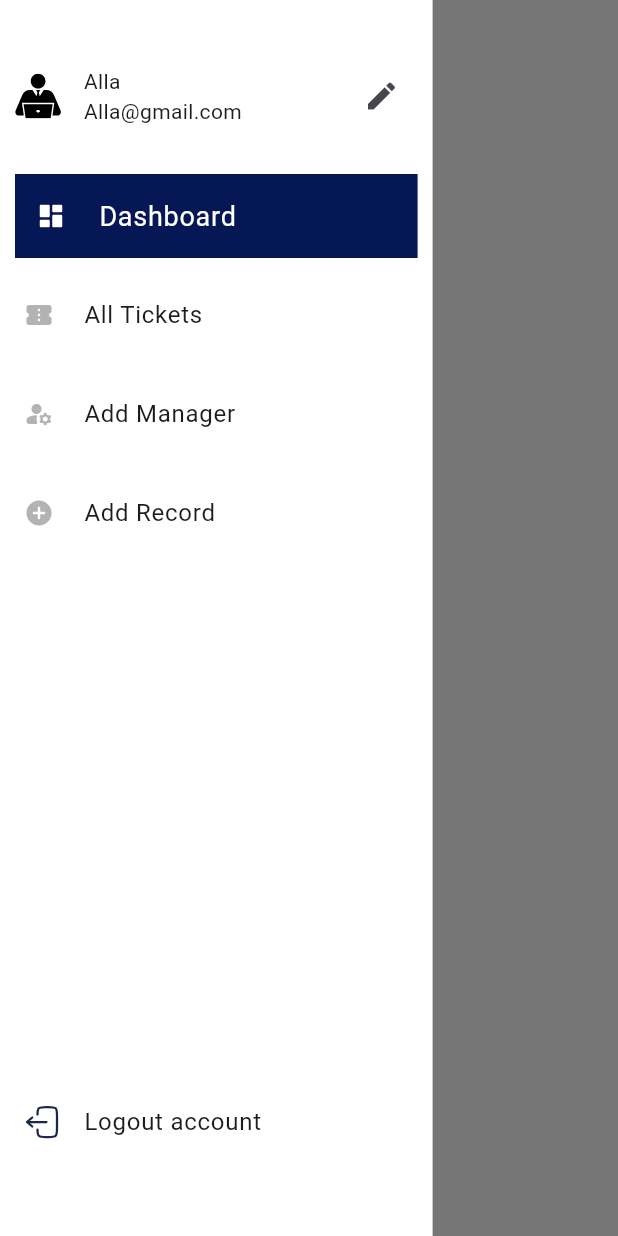
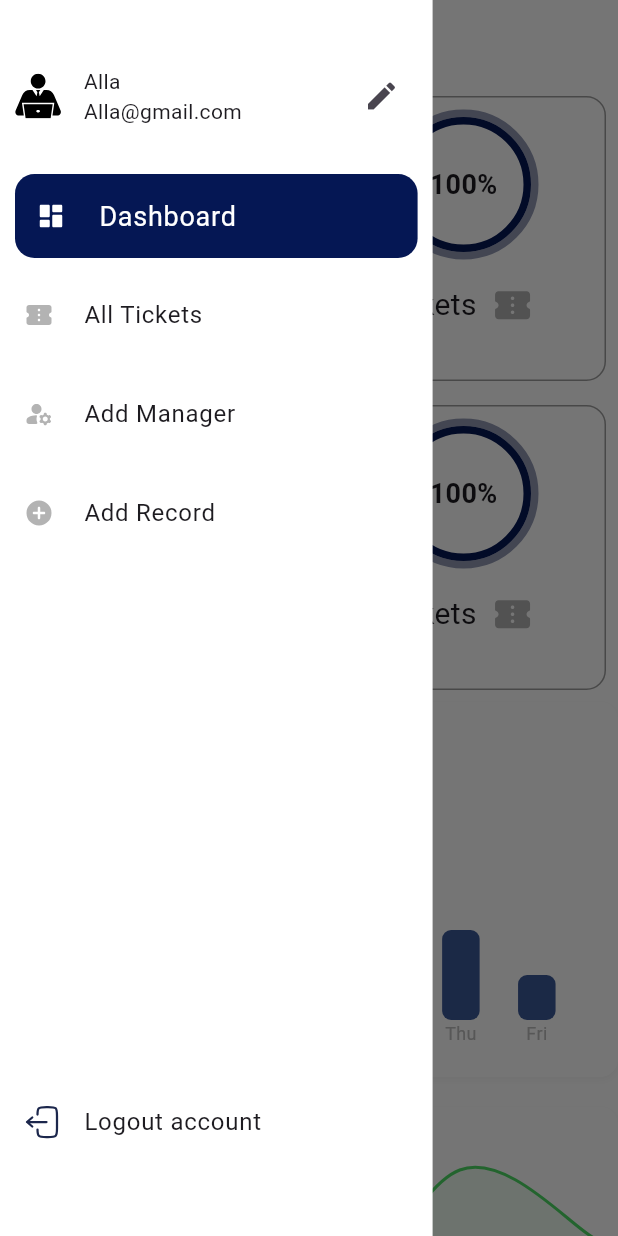
Before and after one commit to Ashraf50/admin-app, a Flutter app: the screen it shows after launch, with the side drawer open, on a phone screen of 412 x 824 dp. Run offline on Flutter 3.47's test engine with Material 3 defaults, Android fonts, the phone set to English and light mode, and no system bars; drawn by our look-alikes of fl_chart; our stand-ins replace flutter_svg, go_router.

Commit message:
graph and card in dashboard view done

```diff
--- a/lib/core/constant/app_styles.dart
+++ b/lib/core/constant/app_styles.dart
@@ -5,4 +5,8 @@ class AppStyles {
     fontSize: 18,
     color: Colors.white,
   );
+  static const TextStyle textStyle18bold = TextStyle(
+    fontSize: 18,
+    fontWeight: FontWeight.bold,
+  );
 }
--- /dev/null
+++ b/lib/features/dashboard/presentation/view/widget/custom_card.dart
@@ -0,0 +1,80 @@
+import 'package:admin_app/core/constant/app_styles.dart';
+import 'package:flutter/material.dart';
+import 'package:flutter_svg/svg.dart';
+import '../../../../../core/constant/app_colors.dart';
+import '../../../../../core/constant/app_images.dart';
+
+class CustomCard extends StatelessWidget {
+  const CustomCard({super.key});
+
+  @override
+  Widget build(BuildContext context) {
+    return Container(
+      padding: const EdgeInsets.all(8),
+      margin: const EdgeInsets.all(8),
+      decoration: BoxDecoration(
+        border: Border.all(color: Colors.grey),
+        borderRadius: BorderRadius.circular(13),
+      ),
+      child: Column(
+        children: [
+          Container(
+            width: 100,
+            height: 100,
+            decoration: BoxDecoration(
+              shape: BoxShape.circle,
+              color: Colors.white,
+              border: Border.all(
+                color: const Color(0xff9198B3),
+                width: 5,
+              ),
+            ),
+            child: Container(
+              decoration: BoxDecoration(
+                shape: BoxShape.circle,
+                border: Border.all(
+                  color: AppColors.buttonDrawer,
+                  width: 5,
+                ),
+              ),
+              child: const Center(
+                child: Text(
+                  "100%",
+                  style: AppStyles.textStyle18bold,
+                ),
+              ),
+            ),
+          ),
+          const SizedBox(
+            height: 16,
+          ),
+          Row(
+            children: [
+              const Text(
+                "All Tickets",
+                style: TextStyle(fontSize: 20),
+              ),
+              const SizedBox(
+                width: 10,
+              ),
+              SvgPicture.asset(
+                Assets.ticket,
+                height: 28,
+              )
+            ],
+          ),
+          const Align(
+            alignment: Alignment.bottomLeft,
+            child: Text(
+              "10",
+              style: TextStyle(
+                fontSize: 24,
+                fontWeight: FontWeight.bold,
+              ),
+            ),
+          )
+        ],
+      ),
+    );
+  }
+}
--- a/lib/features/dashboard/presentation/view/widget/dashboard_view_body.dart
+++ b/lib/features/dashboard/presentation/view/widget/dashboard_view_body.dart
@@ -1,5 +1,7 @@
 import 'package:admin_app/core/widget/custom_scaffold.dart';
+import 'package:admin_app/features/dashboard/presentation/view/widget/graph.dart';
 import 'package:flutter/material.dart';
+import 'custom_card.dart';
 
 class DashboardViewBody extends StatelessWidget {
   const DashboardViewBody({super.key});
@@ -9,7 +11,21 @@ class DashboardViewBody extends StatelessWidget {
     return CustomScaffold(
       backgroundColor: Colors.white,
       body: ListView(
-        children: const [],
+        children: [
+          GridView.builder(
+            gridDelegate: SliverGridDelegateWithFixedCrossAxisCount(
+              crossAxisCount:
+                  (MediaQuery.of(context).size.width ~/ 200).toInt(),
+            ),
+            shrinkWrap: true,
+            physics: const NeverScrollableScrollPhysics(),
+            itemCount: 4,
+            itemBuilder: (context, index) {
+              return const CustomCard();
+            },
+          ),
+          const ChartsDashboard(),
+        ],
       ),
     );
   }
--- /dev/null
+++ b/lib/features/dashboard/presentation/view/widget/graph.dart
@@ -0,0 +1,226 @@
+import 'package:flutter/material.dart';
+import 'package:fl_chart/fl_chart.dart';
+
+class ChartsDashboard extends StatelessWidget {
+  const ChartsDashboard({super.key});
+
+  @override
+  Widget build(BuildContext context) {
+    return Column(
+      children: [
+        _buildDailyResponseChart(),
+        const SizedBox(height: 20),
+        _buildAnnualTicketsChart(),
+      ],
+    );
+  }
+
+  Widget _buildDailyResponseChart() {
+    return Container(
+      height: 250,
+      padding: const EdgeInsets.all(16),
+      decoration: BoxDecoration(
+        color: Colors.white,
+        borderRadius: BorderRadius.circular(12),
+        boxShadow: [
+          BoxShadow(
+            color: Colors.grey.withOpacity(0.1),
+            blurRadius: 4,
+            offset: const Offset(0, 2),
+          ),
+        ],
+      ),
+      child: Column(
+        crossAxisAlignment: CrossAxisAlignment.start,
+        children: [
+          const Text(
+            'Daily Respond',
+            style: TextStyle(
+              fontSize: 18,
+              fontWeight: FontWeight.bold,
+            ),
+          ),
+          const SizedBox(height: 20),
+          Expanded(
+            child: BarChart(
+              BarChartData(
+                alignment: BarChartAlignment.spaceEvenly,
+                maxY: 100,
+                barTouchData: BarTouchData(enabled: false),
+                titlesData: FlTitlesData(
+                  show: true,
+                  rightTitles: const AxisTitles(
+                      sideTitles: SideTitles(showTitles: false)),
+                  topTitles: const AxisTitles(
+                      sideTitles: SideTitles(showTitles: false)),
+                  leftTitles: const AxisTitles(
+                      sideTitles: SideTitles(showTitles: false)),
+                  bottomTitles: AxisTitles(
+                    sideTitles: SideTitles(
+                      showTitles: true,
+                      getTitlesWidget: (value, meta) {
+                        const days = [
+                          'Sat',
+                          'Sun',
+                          'Mon',
+                          'Tue',
+                          'Wed',
+                          'Thu',
+                          'Fri'
+                        ];
+                        if (value >= 0 && value < days.length) {
+                          return Text(
+                            days[value.toInt()],
+                            style: TextStyle(
+                              color: Colors.grey[400],
+                              fontSize: 12,
+                            ),
+                          );
+                        }
+                        return const Text('');
+                      },
+                    ),
+                  ),
+                ),
+                borderData: FlBorderData(show: false),
+                gridData: const FlGridData(show: false),
+                barGroups: [
+                  _createBarData(0, 30),
+                  _createBarData(1, 45),
+                  _createBarData(2, 60),
+                  _createBarData(3, 85),
+                  _createBarData(4, 65),
+                  _createBarData(5, 40),
+                  _createBarData(6, 20),
+                ],
+              ),
+            ),
+          ),
+        ],
+      ),
+    );
+  }
+
+  Widget _buildAnnualTicketsChart() {
+    return Container(
+      height: 250,
+      padding: const EdgeInsets.all(16),
+      decoration: BoxDecoration(
+        color: Colors.white,
+        borderRadius: BorderRadius.circular(12),
+        boxShadow: [
+          BoxShadow(
+            color: Colors.grey.withOpacity(0.1),
+            blurRadius: 4,
+            offset: const Offset(0, 2),
+          ),
+        ],
+      ),
+      child: Column(
+        crossAxisAlignment: CrossAxisAlignment.start,
+        children: [
+          Row(
+            children: [
+              const Text(
+                'Annual tickets average',
+                style: TextStyle(
+                  fontSize: 18,
+                  fontWeight: FontWeight.bold,
+                ),
+              ),
+              const SizedBox(width: 8),
+              Icon(Icons.remove_red_eye, size: 20, color: Colors.grey[400]),
+            ],
+          ),
+          Expanded(
+            child: LineChart(
+              LineChartData(
+                gridData: const FlGridData(show: false),
+                titlesData: FlTitlesData(
+                  rightTitles: const AxisTitles(
+                      sideTitles: SideTitles(showTitles: false)),
+                  topTitles: const AxisTitles(
+                      sideTitles: SideTitles(showTitles: false)),
+                  leftTitles: AxisTitles(
+                    sideTitles: SideTitles(
+                      showTitles: true,
+                      getTitlesWidget: (value, meta) {
+                        return Text(
+                          '${value.toInt()}K',
+                          style: TextStyle(
+                            color: Colors.grey[400],
+                            fontSize: 12,
+                          ),
+                        );
+                      },
+                      interval: 1,
+                    ),
+                  ),
+                  bottomTitles: AxisTitles(
+                    sideTitles: SideTitles(
+                      showTitles: true,
+                      getTitlesWidget: (value, meta) {
+                        const years = ['2021', '2022', '2023', '2024', '2025'];
+                        if (value >= 0 && value < years.length) {
+                          return Text(
+                            years[value.toInt()],
+                            style: TextStyle(
+                              color: Colors.grey[400],
+                              fontSize: 12,
+                            ),
+                          );
+                        }
+                        return const Text('');
+                      },
+                      interval: 1,
+                    ),
+                  ),
+                ),
+                borderData: FlBorderData(show: false),
+                lineBarsData: [
+                  LineChartBarData(
+                    spots: const [
+                      FlSpot(0, 2.5),
+                      FlSpot(1, 1.5),
+                      FlSpot(2, 2.0),
+                      FlSpot(3, 4.0),
+                      FlSpot(4, 3.2),
+                    ],
+                    isCurved: true,
+                    color: const Color(0xFF4CD964),
+                    barWidth: 2,
+                    isStrokeCapRound: true,
+                    dotData: const FlDotData(show: false),
+                    belowBarData: BarAreaData(
+                      show: true,
+                      color: const Color(0xFF4CD964).withOpacity(0.1),
+                    ),
+                  ),
+                ],
+                minY: 1,
+                maxY: 4,
+              ),
+            ),
+          ),
+        ],
+      ),
+    );
+  }
+
+  BarChartGroupData _createBarData(int x, double y) {
+    return BarChartGroupData(
+      x: x,
+      barRods: [
+        BarChartRodData(
+          toY: y,
+          color: const Color(0xFF3B5998),
+          width: 25,
+          borderRadius: const BorderRadius.vertical(
+            top: Radius.circular(6),
+            bottom: Radius.circular(6),
+          ),
+        ),
+      ],
+    );
+  }
+}
--- a/lib/features/home/presentation/view/widget/active_and_inactive_item.dart
+++ b/lib/features/home/presentation/view/widget/active_and_inactive_item.dart
@@ -39,7 +39,10 @@ class ActiveDrawerItem extends StatelessWidget {
   Widget build(BuildContext context) {
     return Container(
       margin: const EdgeInsets.symmetric(horizontal: 10),
-      decoration: const BoxDecoration(color: AppColors.buttonDrawer),
+      decoration: BoxDecoration(
+        color: AppColors.buttonDrawer,
+        borderRadius: BorderRadius.circular(13),
+      ),
       child: ListTile(
         leading: SvgPicture.asset(
           drawerItemModel.image,
--- a/pubspec.yaml
+++ b/pubspec.yaml
@@ -37,6 +37,7 @@ dependencies:
   cupertino_icons: ^1.0.8
   flutter_svg: ^2.0.17
   go_router: ^14.6.3
+  fl_chart: ^0.69.2
 
 dev_dependencies:
   flutter_test:
```
Also changed, not shown: pubspec.lock.
